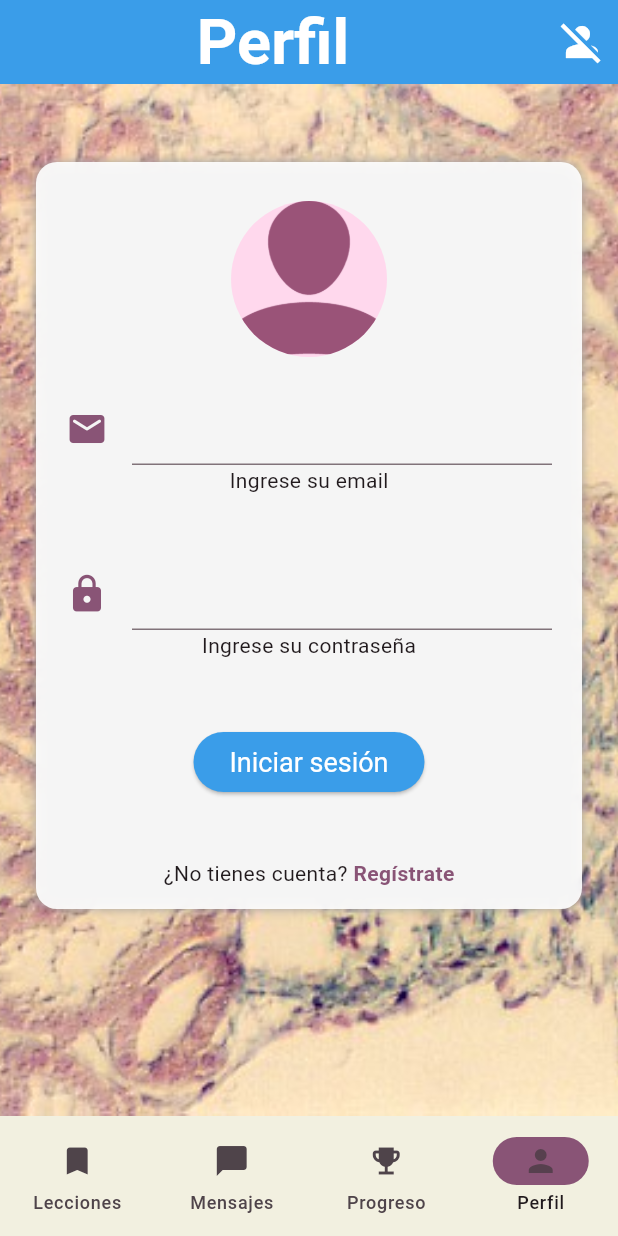
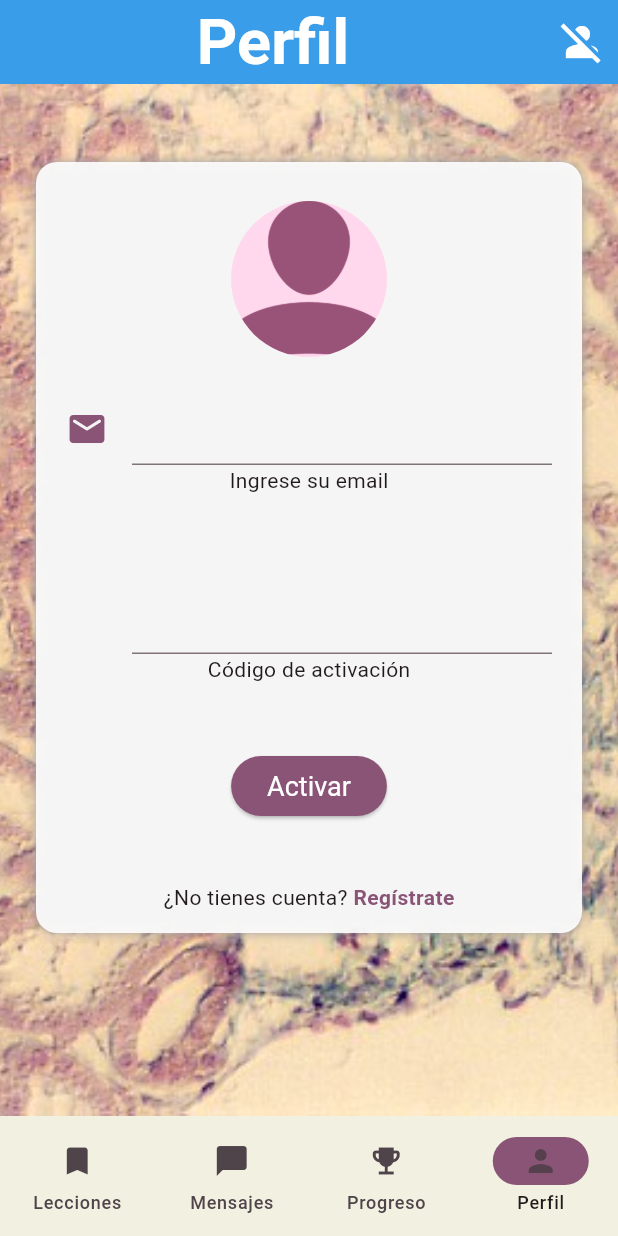
Before and after one commit to rolandomontero/histology, a Flutter app: the SignScreen screen opened directly, after a tap on "Registrarse", after a tap on "Activar", on a phone screen of 412 x 824 dp. Run offline on Flutter 3.47's test engine with Material 3 defaults, Android fonts, the phone set to English and light mode, and no system bars; our stand-ins replace flutter_masked_text2, google_fonts, image_picker, shared_preferences, webview_flutter; accounts and stored records are empty; Roboto replaces fonts that are missing (Acme).

Commit message:
Datos permanente

```diff
--- a/lib/global/widgetprofile.dart
+++ b/lib/global/widgetprofile.dart
@@ -1,9 +1,10 @@
+import 'dart:convert';
 import 'package:flutter/material.dart';
 import 'package:histology/global/colores.dart';
 import 'package:image_picker/image_picker.dart';
 import 'dart:io';
 import 'package:flutter/foundation.dart';
-
+import 'package:shared_preferences/shared_preferences.dart';
 
 class ShowProfile extends StatefulWidget {
   final bool editar;
@@ -18,10 +19,33 @@ class ShowProfile extends StatefulWidget {
   _ShowProfileState createState() => _ShowProfileState();
 }
 
-
 class _ShowProfileState extends State<ShowProfile> {
   Uint8List? imagen;
   File? selectedImage;
+
+  @override
+  void initState() {
+    super.initState();
+    _loadData();
+  }
+
+  Future<void> _loadData() async {
+    final prefs = await SharedPreferences.getInstance();
+    final imgString = prefs.getString('imgProfile');
+    if (imgString != null) {
+      setState(() {
+        imagen = base64Decode(imgString);
+      });
+    }
+  }
+
+  Future<void> _saveData() async {
+    if (imagen != null) {
+      final prefs = await SharedPreferences.getInstance();
+      final imgString = base64Encode(imagen!);
+      await prefs.setString('imgProfile', imgString);
+    }
+  }
 
   @override
   Widget build(BuildContext context) {
@@ -36,7 +60,7 @@ class _ShowProfileState extends State<ShowProfile> {
                 radius: 64,
                 backgroundImage: AssetImage('assets/images/icons/user.png'),
               ),
-        if(widget.editar)
+        if (widget.editar)
           Positioned(
             bottom: -.0,
             right: -1.0,
@@ -64,7 +88,6 @@ class _ShowProfileState extends State<ShowProfile> {
         return Padding(
           padding: const EdgeInsets.all(18.0),
           child: SizedBox(
-
             width: MediaQuery.of(context).size.width,
             height: MediaQuery.of(context).size.height / 8,
             child: Row(
@@ -79,7 +102,9 @@ class _ShowProfileState extends State<ShowProfile> {
                       child: Column(
                         mainAxisAlignment: MainAxisAlignment.start,
                         children: [
-                            SizedBox(height: 12,),
+                          SizedBox(
+                            height: 12,
+                          ),
                           Icon(
                             Icons.image,
                             color: Tema.histologyBkcg,
@@ -101,7 +126,9 @@ class _ShowProfileState extends State<ShowProfile> {
                       child: Column(
                         mainAxisAlignment: MainAxisAlignment.start,
                         children: [
-                          SizedBox(height: 12,),
+                          SizedBox(
+                            height: 12,
+                          ),
                           Icon(
                             Icons.camera_alt,
                             color: Tema.histologyBkcg,
@@ -122,20 +149,24 @@ class _ShowProfileState extends State<ShowProfile> {
   }
 
   Future<void> pickImagenFromGallery() async {
-    final returnImage = await ImagePicker().pickImage(source: ImageSource.gallery);
+    final returnImage =
+        await ImagePicker().pickImage(source: ImageSource.gallery);
     if (returnImage == null) return;
     setState(() {
       selectedImage = File(returnImage.path);
       imagen = File(returnImage.path).readAsBytesSync();
+      _saveData();
     });
   }
 
   Future<void> pickImagenFromCamera() async {
-    final returnImage = await ImagePicker().pickImage(source: ImageSource.camera);
+    final returnImage =
+        await ImagePicker().pickImage(source: ImageSource.camera);
     if (returnImage == null) return;
     setState(() {
       selectedImage = File(returnImage.path);
       imagen = File(returnImage.path).readAsBytesSync();
+      _saveData();
     });
   }
 }
--- a/lib/login_sign/Widget/input_text.dart
+++ b/lib/login_sign/Widget/input_text.dart
@@ -13,6 +13,7 @@ class InputText extends StatelessWidget {
   final Color colortext;
   final FontWeight? fontWeight;
   final TextAlign textAlign;
+  final IconData? iconEdit;
 
   const InputText(
       {super.key,
@@ -23,6 +24,7 @@ class InputText extends StatelessWidget {
       this.isPass = false,
       this.fontSize,
       this.icon,
+      this.iconEdit,
       this.colortext = Colors.black,
       this.fontWeight = FontWeight.normal,
       this.textAlign = TextAlign.start});
--- a/lib/login_sign/screen/loginscreen.dart
+++ b/lib/login_sign/screen/loginscreen.dart
@@ -2,8 +2,10 @@ import 'package:flutter/material.dart';
 import 'package:google_fonts/google_fonts.dart';
 import 'package:histology/Libro/screen_indice.dart';
 import 'package:histology/global/colores.dart';
+import 'package:histology/global/widgetprofile.dart';
 import 'package:histology/login_sign/screen/signscreen.dart';
 import 'package:histology/login_sign/Widget/input_text.dart';
+import 'package:shared_preferences/shared_preferences.dart';
 
 class LoginScreen extends StatefulWidget {
   const LoginScreen({super.key});
@@ -15,21 +17,38 @@ class LoginScreen extends StatefulWidget {
 class _LoginScreenState extends State<LoginScreen> {
   static const Color histologyBkcg = Color(0xFF895476);
   static const Color histologyColor = Color(0xFFF2F0E0);
-  String usuario = '';
   static const int currentPageIndex = 3;
   final TextEditingController emailController = TextEditingController();
-  final TextEditingController passwordController = TextEditingController();
+
+  final TextEditingController activaController = TextEditingController();
+  final bool registrado = false;
+  String nombre = '';
+  String email = '';
+
   bool isLoading = false;
-  final bool registrado = false;
 
   @override
   void dispose() {
     super.dispose();
     emailController.dispose();
-    passwordController.dispose();
-
+    activaController.dispose();
+    _loadData();
   }
 
+  Future<void> _loadData() async {
+    final prefs = await SharedPreferences.getInstance();
+    setState(() {
+      nombre = prefs.getString('nombre') ?? '';
+      email = prefs.getString('email') ?? '';
+    });
+  }
+
+  Future<void> _saveDataActivacion() async {
+    if (activaController.text.isNotEmpty) {
+      final prefs = await SharedPreferences.getInstance();
+      await prefs.setString('activado', activaController.text);
+    }
+  }
   @override
   Widget build(BuildContext context) {
     return Scaffold(
@@ -48,8 +67,8 @@ class _LoginScreenState extends State<LoginScreen> {
         ),
         actions: [
           IconButton(
-            icon:  Icon(registrado ?
-              Icons.person: Icons.person_off,
+            icon: Icon(
+              registrado ? Icons.person : Icons.person_off,
               color: Colors.white,
               size: 32,
             ),
@@ -86,7 +105,7 @@ class _LoginScreenState extends State<LoginScreen> {
 
                       // Opacidad del 20%
                       ),
-                  child: login(usuario),
+                  child: registrado ? userProfile() : login(),
                 ),
               )
             ])),
@@ -136,7 +155,7 @@ class _LoginScreenState extends State<LoginScreen> {
     );
   }
 
-  Widget login(usuario) {
+  Widget login() {
     return Padding(
       padding: const EdgeInsets.all(14.0),
       child: Column(
@@ -154,19 +173,28 @@ class _LoginScreenState extends State<LoginScreen> {
               textInputType: TextInputType.text),
           const SizedBox(height: 18.0),
           InputText(
-            icon: Icons.lock,
-            textEditingController: passwordController,
-            hintText: 'Ingrese su contraseña',
+            textEditingController: activaController,
+            hintText: 'Código de activación',
             textInputType: TextInputType.text,
-            isPass: true,
+            fontSize: 32.0,
+            mayuscula: true,
+            textAlign: TextAlign.center,
+            colortext: Tema.histologyBkcg,
+            fontWeight: FontWeight.bold,
           ),
           const SizedBox(height: 32),
           ElevatedButton(
-            onPressed: () {},
+            onPressed: () {
+              _saveDataActivacion();
+              Navigator.of(context).push(
+                MaterialPageRoute(
+                  builder: (context) => const LoginScreen(),
+                ),
+              );
+            },
             style: ElevatedButton.styleFrom(
               textStyle: const TextStyle(
-                fontSize: 18,
-                //fontWeight: FontWeight.bold
+                fontSize: 18, //fontWeight: FontWeight.bold
               ),
               // Cambia el color del botón a verde
               shape: RoundedRectangleBorder(
@@ -174,9 +202,9 @@ class _LoginScreenState extends State<LoginScreen> {
                     BorderRadius.circular(20), // Agrega bordes redondeados
               ),
               foregroundColor: Colors.white,
-              backgroundColor: const Color(0xFF3A9DE9),
+              backgroundColor: Tema.histologyBkcg,
             ),
-            child: const Text('Iniciar sesión'),
+            child: const Text('Activar'),
           ),
           const SizedBox(height: 30),
           Padding(
@@ -209,16 +237,13 @@ class _LoginScreenState extends State<LoginScreen> {
     );
   }
 
-  Widget userProfile(usuario) {
+  Widget userProfile() {
     return Padding(
       padding: const EdgeInsets.all(14.0),
       child: Column(
         children: [
           const SizedBox(height: 12.0),
-          const CircleAvatar(
-            radius: 64,
-            backgroundImage: AssetImage('assets/images/icons/user.png'),
-          ),
+          const ShowProfile(editar: false),
           const SizedBox(height: 42.0),
           const TextField(
               textAlign: TextAlign.center,
--- a/lib/login_sign/screen/signscreen.dart
+++ b/lib/login_sign/screen/signscreen.dart
@@ -6,6 +6,7 @@ import 'package:histology/login_sign/Widget/input_text.dart';
 import 'package:histology/login_sign/Widget/snackbar.dart';
 import 'package:flutter_masked_text2/flutter_masked_text2.dart';
 import 'package:histology/login_sign/screen/loginscreen.dart';
+import 'package:shared_preferences/shared_preferences.dart';
 
 class SignScreen extends StatefulWidget {
   const SignScreen({super.key});
@@ -23,8 +24,23 @@ class _SignScreenState extends State<SignScreen> {
       MaskedTextController(mask: '+56900000000', text: '+56');
   final TextEditingController schoolController = TextEditingController();
   final TextEditingController activaController = TextEditingController();
-  final TextEditingController passwordController = TextEditingController();
-  final TextEditingController passverifiController = TextEditingController();
+
+  Future<void> _saveData() async {
+    final prefs = await SharedPreferences.getInstance();
+    if (isSign) {
+      await prefs.setString('nombre', nameController.text);
+      await prefs.setString('email', emailController.text);
+      await prefs.setString('telefono', phoneController.text);
+      await prefs.setString('colegio', schoolController.text);
+    }
+  }
+
+  Future<void> _saveDataActivacion() async {
+    if (activaController.text.isNotEmpty) {
+      final prefs = await SharedPreferences.getInstance();
+      await prefs.setString('activado', activaController.text);
+    }
+  }
 
   @override
   Widget build(BuildContext context) {
@@ -102,6 +118,7 @@ class _SignScreenState extends State<SignScreen> {
                                   showSnackBar(context, "Mensaje",
                                       "Revise su email para validar la aplicación");
                                   setState(() {
+                                    _saveData();
                                     isSign = true;
                                   });
                                 },
@@ -139,6 +156,7 @@ class _SignScreenState extends State<SignScreen> {
                                 const SizedBox(height: 32),
                                 ElevatedButton(
                                   onPressed: () {
+                                    _saveDataActivacion();
                                     Navigator.of(context).push(
                                       MaterialPageRoute(
                                         builder: (context) =>
--- a/lib/main.dart
+++ b/lib/main.dart
@@ -1,6 +1,5 @@
 import 'package:flutter/material.dart';
 import 'package:histology/Libro/screen_indice.dart';
-import 'package:histology/login_sign/screen/loginscreen.dart';
 import 'package:histology/web_view_container.dart';
 
 void main() => runApp(MaterialApp(
```
Also changed, not shown: pubspec.lock, 2 other files. Lines whose indentation alone changed are shown as unchanged.
